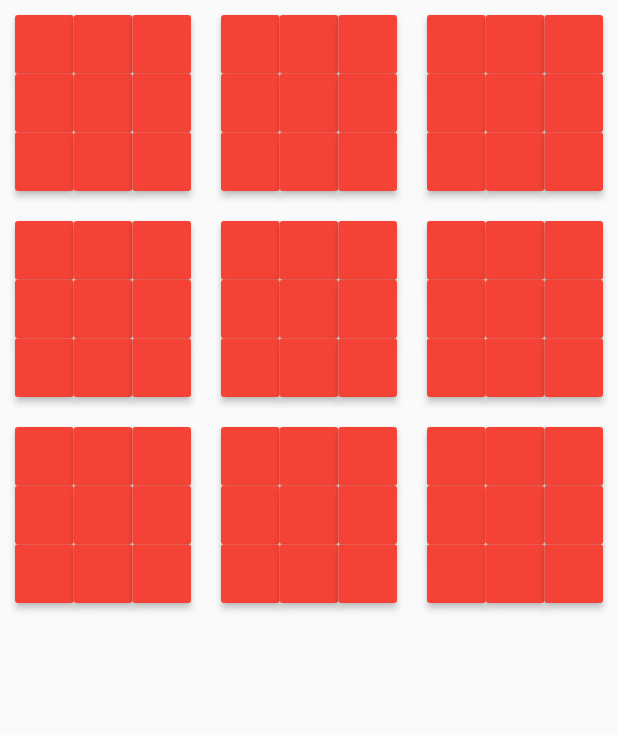
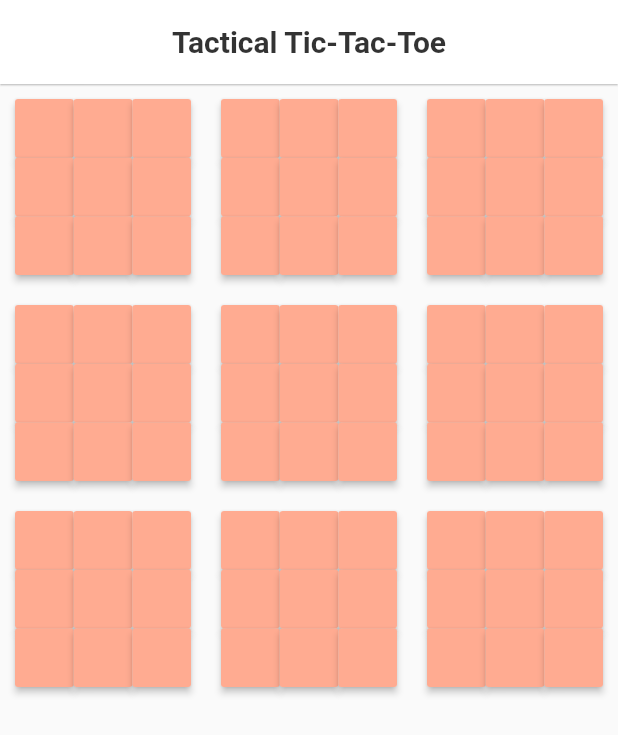
Before and after one commit to Moesen/TacticalTicTacToe, a Flutter app: the screen it shows after launch, on a phone screen of 412 x 824 dp. Shown: the top 735 px of the screen. Run offline on Flutter 3.47's test engine with Material 2 defaults, Android fonts, the phone set to English and light mode, and no system bars; Roboto replaces fonts that are missing (Krub).

Commit message:
A little closer with buttons. Fonts added

```diff
--- a/tactical_tic_tac_toe/lib/Board.dart
+++ b/tactical_tic_tac_toe/lib/Board.dart
@@ -86,11 +86,15 @@ class _TicTacWidgetState extends State<TicTac> {
 
   @override
   Widget build(BuildContext context) {
+    return buildAButton();
+  }
+
+  MaterialButton buildAButton(){
     return MaterialButton(
-      shape: ,
-      color: Colors.red,
       splashColor: Colors.blue,
       onPressed: onPressingMethodCallActionDoingOfThings123,
+      color: Colors.deepOrange[200],
+
     );
   }
 
@@ -98,23 +102,15 @@ class _TicTacWidgetState extends State<TicTac> {
 
   void onPressingMethodCallActionDoingOfThings123() {
     setState(() {
-      print(pos.toString() + ", " + superPos.toString());
-
       if (type == null && (superPos == logic.getNextBoard() || logic.getNextBoard() == -1)) {
         //If it is empty and this is the current subboard
-        print("neger");
         logic.changeTurn(pos); //Changes turn
         type = logic.getTurn();
         myIcon = (type == "cross" ? Icon(Icons.close) : Icon(Icons.blur_circular));
       }
     });
   }
-
-  CircleBorder getBorder(){
-
-  }
 }
-
 class Logic{
   static int nextBoard = -1;//the board that the player is allowed to choose. Null for all boards
   static String turn = "cross";
@@ -131,7 +127,6 @@ class Logic{
   }
 
   int getNextBoard(){
-    print("this is next: " + nextBoard.toString());
     return nextBoard;
   }
 
--- a/tactical_tic_tac_toe/lib/main.dart
+++ b/tactical_tic_tac_toe/lib/main.dart
@@ -4,17 +4,30 @@ import 'Board.dart';
 void main() {
   runApp(MaterialApp(
     title: 'Flutter Tutorial',
-    home: TutorialHome(),
+    home: Home(),
   ));
 }
 
-class TutorialHome extends StatelessWidget {
+class Home extends StatelessWidget {
   var board = Board();
   @override
   Widget build(BuildContext context) {
     // Scaffold is a layout for the major Material Components.
     return Scaffold(
+      appBar: new AppBar(
+        elevation: 0.5,
+        title: new Text("Tactical Tic-Tac-Toe",
+          style: TextStyle(fontFamily: 'Krub',
+              fontWeight: FontWeight.bold, color: Colors.black.withOpacity(0.8)),
+        ),
+        backgroundColor: Colors.white,
+        centerTitle: true,
+      ),
       body: board.getBoard(),
     );
   }
 }
+
+ShapeBorder test(){
+
+}
```
Also changed, not shown: tactical_tic_tac_toe/pubspec.yaml (+7 -0 lines).
